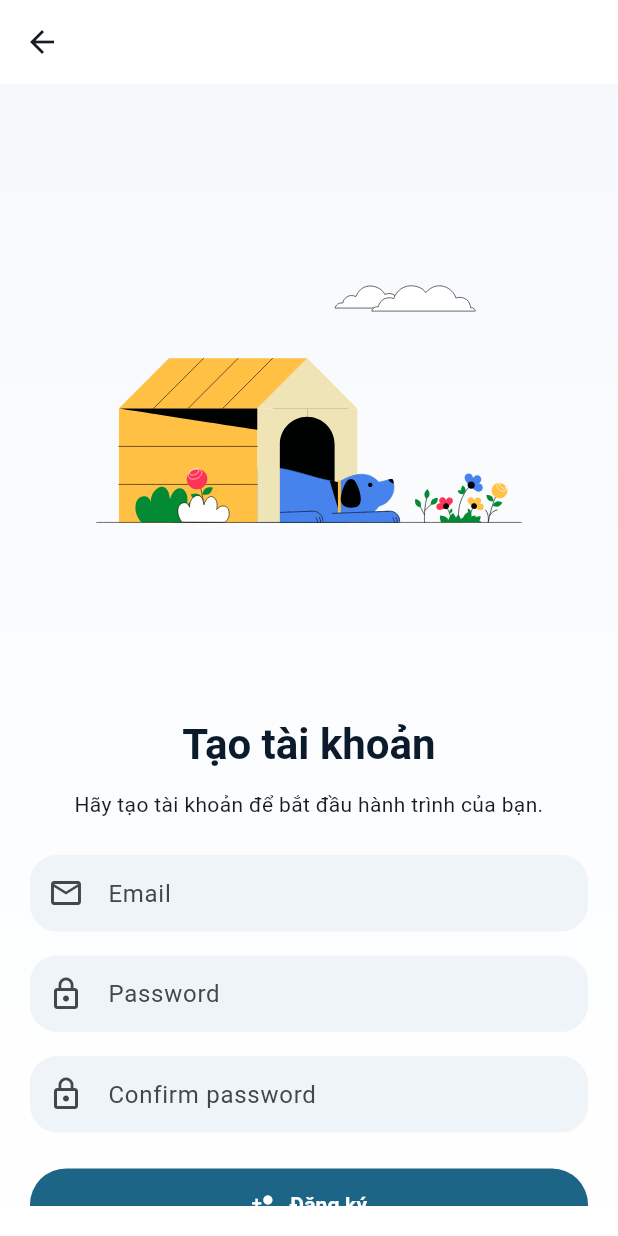
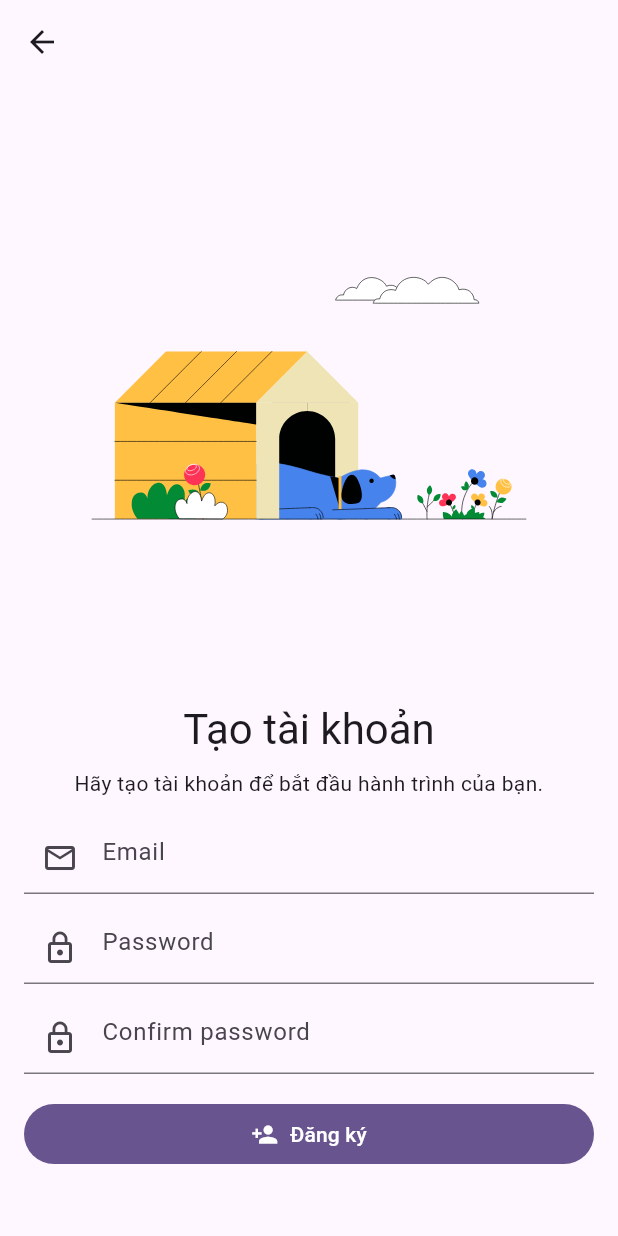
Before and after one commit to Vohoangtuanhdhtdm/app_mental_health_care, a Flutter app: the screen it shows after launch, after a tap on "Bắt Đầu", on a phone screen of 412 x 824 dp. Run offline on Flutter 3.47's test engine with Material 3 defaults, Android fonts, the phone set to English and light mode, and no system bars; our stand-ins replace cloud_firestore, firebase_auth, firebase_core, lottie; accounts and stored records are empty.

Commit message:
remove theme unused

```diff
--- a/lib/app/app.dart
+++ b/lib/app/app.dart
@@ -1,9 +1,4 @@
-import 'package:app_mental_health_care/core/theme/app_theme.dart';
 import 'package:app_mental_health_care/features/auth_page/auth_layout.dart';
-import 'package:app_mental_health_care/features/auth_page/login_page.dart';
-import 'package:app_mental_health_care/features/auth_page/register_page.dart';
-import 'package:app_mental_health_care/features/home/onboarding_page.dart';
-import 'package:app_mental_health_care/features/home/welcome_page.dart';
 import 'package:flutter/material.dart';
 
 class MentalApp extends StatelessWidget {
@@ -14,9 +9,9 @@ class MentalApp extends StatelessWidget {
     return MaterialApp(
       title: 'Mental Health',
       debugShowCheckedModeBanner: false,
-      theme: AppTheme.light(),
-      darkTheme: AppTheme.dark(),
-      themeMode: ThemeMode.system,
+      theme: ThemeData(
+        colorScheme: ColorScheme.fromSeed(seedColor: Colors.deepPurple),
+      ),
       home: AuthLayout(),
     );
   }
--- a/lib/core/theme/app_colors.dart
+++ /dev/null
@@ -1,25 +0,0 @@
-import 'package:flutter/material.dart';
-
-class AppColors {
-  /// Seed chính (light sky blue, calm)
-  static const seed = Color(0xFF8ECDF3);
-
-  // Accent/brand thường dùng nhanh
-  static const brand = Color(0xFF78C4F0);
-  static const navy = Color(0xFF0B1B2B);
-
-  // Light surfaces
-  static const background = Color(0xFFF6F9FC);
-  static const surface = Colors.white;
-  static const surfaceVariant = Color(0xFFEFF4F9);
-
-  // Dark surfaces
-  static const darkBackground = Color(0xFF0E1824);
-  static const darkSurface = Color(0xFF111D2A);
-  static const darkSurfaceVariant = Color(0xFF142233);
-
-  // Feedback
-  static const success = Color(0xFF4FC99A);
-  static const warning = Color(0xFFF6C36B);
-  static const error = Color(0xFFEF6B6B);
-}
--- a/lib/core/theme/app_radius.dart
+++ /dev/null
@@ -1,9 +0,0 @@
-import 'package:flutter/material.dart';
-
-class Radii {
-  static const sm = Radius.circular(10);
-  static const md = Radius.circular(16);
-  static const lg = Radius.circular(20);
-  static const xl = Radius.circular(28);
-  static const pill = Radius.circular(100);
-}
--- a/lib/core/theme/app_spacing.dart
+++ /dev/null
@@ -1,19 +0,0 @@
-class Gaps {
-  static const xxs = 4.0;
-  static const xs = 8.0;
-  static const sm = 12.0;
-  static const md = 16.0;
-  static const lg = 24.0;
-  static const xl = 32.0;
-  static const xxl = 48.0;
-}
-
-class Insets {
-  static const screen = 20.0;
-}
-
-class DurationsApp {
-  static const fast = Duration(milliseconds: 150);
-  static const med = Duration(milliseconds: 250);
-  static const slow = Duration(milliseconds: 400);
-}
--- a/lib/core/theme/app_theme.dart
+++ /dev/null
@@ -1,125 +0,0 @@
-import 'package:flutter/material.dart';
-import 'app_colors.dart';
-import 'app_typography.dart';
-
-class AppTheme {
-  static ThemeData light() {
-    final scheme = ColorScheme.fromSeed(
-      seedColor: AppColors.seed,
-      brightness: Brightness.light,
-      surface: AppColors.surface,
-    );
-
-    return ThemeData(
-      useMaterial3: true,
-      colorScheme: scheme,
-      textTheme: AppTypography.light,
-      scaffoldBackgroundColor: AppColors.background,
-
-      filledButtonTheme: FilledButtonThemeData(
-        style: ButtonStyle(
-          shape: WidgetStatePropertyAll(
-            RoundedRectangleBorder(borderRadius: BorderRadius.circular(24)),
-          ),
-          padding: const WidgetStatePropertyAll(
-            EdgeInsets.symmetric(horizontal: 18, vertical: 14),
-          ),
-        ),
-      ),
-      outlinedButtonTheme: OutlinedButtonThemeData(
-        style: ButtonStyle(
-          shape: WidgetStatePropertyAll(
-            RoundedRectangleBorder(borderRadius: BorderRadius.circular(24)),
-          ),
-          side: WidgetStatePropertyAll(
-            BorderSide(color: scheme.primary, width: 1.2),
-          ),
-          padding: const WidgetStatePropertyAll(
-            EdgeInsets.symmetric(horizontal: 18, vertical: 14),
-          ),
-        ),
-      ),
-
-      inputDecorationTheme: InputDecorationTheme(
-        filled: true,
-        fillColor: AppColors.surfaceVariant,
-        border: OutlineInputBorder(
-          borderRadius: BorderRadius.circular(18),
-          borderSide: BorderSide.none,
-        ),
-        contentPadding: const EdgeInsets.symmetric(
-          horizontal: 16,
-          vertical: 14,
-        ),
-      ),
-
-      cardTheme: CardThemeData(
-        color: AppColors.surface,
-        elevation: 0,
-        margin: EdgeInsets.zero,
-        shape: RoundedRectangleBorder(borderRadius: BorderRadius.circular(24)),
-      ),
-
-      appBarTheme: const AppBarTheme(centerTitle: true, elevation: 0),
-      dividerTheme: const DividerThemeData(space: 0, thickness: 1),
-    );
-  }
-
-  static ThemeData dark() {
-    final scheme = ColorScheme.fromSeed(
-      seedColor: AppColors.seed,
-      brightness: Brightness.dark,
-      surface: AppColors.darkSurface,
-    );
-
-    return ThemeData(
-      useMaterial3: true,
-      colorScheme: scheme,
-      textTheme: AppTypography.dark,
-      scaffoldBackgroundColor: AppColors.darkBackground,
-
-      filledButtonTheme: FilledButtonThemeData(
-        style: ButtonStyle(
-          shape: WidgetStatePropertyAll(
-            RoundedRectangleBorder(borderRadius: BorderRadius.circular(24)),
-          ),
-          padding: const WidgetStatePropertyAll(
-            EdgeInsets.symmetric(horizontal: 18, vertical: 14),
-          ),
-        ),
-      ),
-      outlinedButtonTheme: OutlinedButtonThemeData(
-        style: ButtonStyle(
-          shape: WidgetStatePropertyAll(
-            RoundedRectangleBorder(borderRadius: BorderRadius.circular(24)),
-          ),
-          side: WidgetStatePropertyAll(
-            BorderSide(color: scheme.primary, width: 1.2),
-          ),
-          padding: const WidgetStatePropertyAll(
-            EdgeInsets.symmetric(horizontal: 18, vertical: 14),
-          ),
-        ),
-      ),
-
-      inputDecorationTheme: InputDecorationTheme(
-        filled: true,
-        fillColor: AppColors.darkSurfaceVariant,
-        border: OutlineInputBorder(
-          borderRadius: BorderRadius.circular(18),
-          borderSide: BorderSide.none,
-        ),
-        contentPadding: const EdgeInsets.symmetric(
-          horizontal: 16,
-          vertical: 14,
-        ),
-      ),
-
-      cardTheme: CardThemeData(
-        color: AppColors.darkSurface,
-        elevation: 0,
-        shape: RoundedRectangleBorder(borderRadius: BorderRadius.circular(24)),
-      ),
-    );
-  }
-}
--- a/lib/core/theme/app_typography.dart
+++ /dev/null
@@ -1,51 +0,0 @@
-import 'package:flutter/material.dart';
-import 'app_colors.dart';
-
-class AppTypography {
-  static const _fallback = ['SF Pro Display', 'SF Pro Text', 'Roboto'];
-
-  static TextTheme light = TextTheme(
-    displayLarge: TextStyle(
-      fontFamilyFallback: _fallback,
-      fontWeight: FontWeight.w700,
-      fontSize: 48,
-      height: 1.15,
-      letterSpacing: -0.5,
-      color: AppColors.navy,
-    ),
-    headlineMedium: TextStyle(
-      fontFamilyFallback: _fallback,
-      fontWeight: FontWeight.w700,
-      fontSize: 28,
-      height: 1.2,
-      color: AppColors.navy,
-    ),
-    titleLarge: TextStyle(
-      fontFamilyFallback: _fallback,
-      fontWeight: FontWeight.w600,
-      fontSize: 20,
-      height: 1.3,
-    ),
-    bodyLarge: TextStyle(
-      fontFamilyFallback: _fallback,
-      fontSize: 16,
-      height: 1.45,
-    ),
-    bodyMedium: TextStyle(
-      fontFamilyFallback: _fallback,
-      fontSize: 14,
-      height: 1.45,
-    ),
-    labelLarge: TextStyle(
-      fontFamilyFallback: _fallback,
-      fontWeight: FontWeight.w600,
-      fontSize: 14,
-      letterSpacing: 0.1,
-    ),
-  );
-
-  static TextTheme dark = light.apply(
-    bodyColor: const Color(0xFFE8F1F8),
-    displayColor: const Color(0xFFE8F1F8),
-  );
-}
--- a/lib/core/widgets/app_scaffold.dart
+++ /dev/null
@@ -1,28 +0,0 @@
-import 'package:flutter/material.dart';
-import '../theme/app_colors.dart';
-
-class AppScaffold extends StatelessWidget {
-  const AppScaffold({super.key, required this.body, this.appBar, this.fab});
-
-  final PreferredSizeWidget? appBar;
-  final Widget body;
-  final Widget? fab;
-
-  @override
-  Widget build(BuildContext context) {
-    return Scaffold(
-      appBar: appBar,
-      floatingActionButton: fab,
-      body: Container(
-        decoration: const BoxDecoration(
-          gradient: LinearGradient(
-            begin: Alignment.topCenter,
-            end: Alignment.bottomCenter,
-            colors: [AppColors.background, Colors.white],
-          ),
-        ),
-        child: body,
-      ),
-    );
-  }
-}
--- a/lib/features/auth_page/auth_layout.dart
+++ b/lib/features/auth_page/auth_layout.dart
@@ -1,5 +1,4 @@
-import 'package:app_mental_health_care/core/auth/auth_service.dart';
-import 'package:app_mental_health_care/core/widgets/app_scaffold.dart';
+import 'package:app_mental_health_care/services/auth/auth_service.dart';
 import 'package:app_mental_health_care/features/home/home_page.dart';
 import 'package:app_mental_health_care/features/home/welcome_page.dart';
 import 'package:flutter/material.dart';
@@ -18,9 +17,7 @@ class AuthLayout extends StatelessWidget {
           builder: (context, snapshot) {
             Widget page;
             if (snapshot.connectionState == ConnectionState.waiting) {
-              page = AppScaffold(
-                body: Center(child: CircularProgressIndicator()),
-              );
+              page = Scaffold(body: Center(child: CircularProgressIndicator()));
             } else if (snapshot.hasData) {
               page = const HomePage();
             } else {
--- a/lib/features/auth_page/authen_page.dart
+++ b/lib/features/auth_page/authen_page.dart
@@ -1,9 +1,7 @@
 import 'package:flutter/material.dart';
 import 'package:lottie/lottie.dart';
-import 'package:app_mental_health_care/core/widgets/app_scaffold.dart';
 import 'package:app_mental_health_care/core/widgets/app_button.dart';
 import 'package:app_mental_health_care/core/widgets/app_text_field.dart';
-import 'package:app_mental_health_care/core/theme/app_spacing.dart';
 
 enum AuthMode { login, register, reset, changePassword }
 
@@ -89,27 +87,27 @@ class _AuthenPageState extends State<AuthenPage> {
     final text = Theme.of(context).textTheme;
     final isRegister = widget.mode == AuthMode.register;
     final isReset = widget.mode == AuthMode.reset;
-    return AppScaffold(
+    return Scaffold(
       appBar: AppBar(),
       body: Padding(
-        padding: const EdgeInsets.all(Insets.screen),
+        padding: const EdgeInsets.all(16.0),
         child: ListView(
           children: [
             Center(child: Lottie.asset(widget.lottieAsset, height: 380)),
-            const SizedBox(height: Gaps.lg),
+            const SizedBox(height: 16.0),
 
             Text(
               widget.headline,
               style: text.headlineMedium,
               textAlign: TextAlign.center,
             ),
-            const SizedBox(height: Gaps.sm),
+            const SizedBox(height: 8.0),
             Text(
               widget.subtitle,
               style: text.bodyMedium,
               textAlign: TextAlign.center,
             ),
-            const SizedBox(height: Gaps.lg),
+            const SizedBox(height: 16.0),
 
             AppTextField(
               controller: controllerEmail,
@@ -117,7 +115,7 @@ class _AuthenPageState extends State<AuthenPage> {
               prefix: const Icon(Icons.email_outlined),
               keyboardType: TextInputType.emailAddress,
             ),
-            const SizedBox(height: Gaps.md),
+            const SizedBox(height: 12.0),
             if (!isReset) ...[
               AppTextField(
                 controller: controllerPw,
@@ -125,7 +123,7 @@ class _AuthenPageState extends State<AuthenPage> {
                 prefix: const Icon(Icons.lock_outline),
                 obscureText: true,
               ),
-              const SizedBox(height: Gaps.md),
+              const SizedBox(height: 12.0),
             ],
             if (isRegister) ...[
               AppTextField(
@@ -134,9 +132,9 @@ class _AuthenPageState extends State<AuthenPage> {
                 prefix: const Icon(Icons.lock_outline),
                 obscureText: true,
               ),
-              const SizedBox(height: Gaps.lg),
+              const SizedBox(height: 16.0),
             ] else
-              const SizedBox(height: Gaps.lg),
+              const SizedBox(height: 16.0),
 
             AppButton(
               widget.buttonText,
@@ -144,7 +142,7 @@ class _AuthenPageState extends State<AuthenPage> {
               onPressed: _onPressed,
             ),
 
-            const SizedBox(height: Gaps.xl),
+            const SizedBox(height: 22.0),
           ],
         ),
       ),
--- a/lib/features/auth_page/login_page.dart
+++ b/lib/features/auth_page/login_page.dart
@@ -1,4 +1,4 @@
-import 'package:app_mental_health_care/core/auth/auth_service.dart';
+import 'package:app_mental_health_care/services/auth/auth_service.dart';
 import 'package:app_mental_health_care/features/auth_page/authen_page.dart';
 import 'package:firebase_auth/firebase_auth.dart';
 import 'package:flutter/material.dart';
--- a/lib/features/auth_page/register_page.dart
+++ b/lib/features/auth_page/register_page.dart
@@ -1,5 +1,6 @@
-import 'package:app_mental_health_care/core/auth/auth_service.dart';
+import 'package:app_mental_health_care/services/auth/auth_service.dart';
 import 'package:app_mental_health_care/features/auth_page/authen_page.dart';
+import 'package:app_mental_health_care/services/database/db_services.dart';
 import 'package:firebase_auth/firebase_auth.dart';
 import 'package:flutter/material.dart';
 
@@ -11,6 +12,8 @@ class RegisterPage extends StatefulWidget {
 }
 
 class _RegisterPageState extends State<RegisterPage> {
+  // Khởi tạo service bạn vừa viết
+  final DatabaseServices _dbService = DatabaseServices();
   void handleRegister(String email, String? password, String? confirm) async {
     if (confirm == null || confirm.isEmpty || confirm != password) {
       if (!mounted) return;
@@ -20,13 +23,26 @@ class _RegisterPageState extends State<RegisterPage> {
       return;
     }
     try {
-      await authService.value.createAccount(email: email, password: password!);
+      UserCredential userCredential = await authService.value.createAccount(
+        email: email,
+        password: password!,
+      );
       // luôn check sau await
       if (!mounted) return;
       ScaffoldMessenger.of(
         context,
       ).showSnackBar(const SnackBar(content: Text('Đăng ký thành công')));
-      Navigator.of(context).pop();
+
+      //  Firestore
+      await _dbService.saveUserInfoToFirestore(
+        userCredential.user!,
+        'New User',
+        0,
+      );
+
+      if (!mounted) return;
+
+      Navigator.pop(context);
     } on FirebaseAuthException catch (e) {
       if (!mounted) return;
       ScaffoldMessenger.of(
--- a/lib/features/auth_page/reset_password_page.dart
+++ b/lib/features/auth_page/reset_password_page.dart
@@ -1,4 +1,4 @@
-import 'package:app_mental_health_care/core/auth/auth_service.dart';
+import 'package:app_mental_health_care/services/auth/auth_service.dart';
 import 'package:app_mental_health_care/features/auth_page/authen_page.dart';
 import 'package:firebase_auth/firebase_auth.dart';
 import 'package:flutter/material.dart';
--- a/lib/features/home/home_page.dart
+++ b/lib/features/home/home_page.dart
@@ -1,11 +1,9 @@
-import 'package:app_mental_health_care/core/auth/auth_service.dart';
-import 'package:app_mental_health_care/core/widgets/app_scaffold.dart';
+import 'package:app_mental_health_care/services/auth/auth_service.dart';
 import 'package:firebase_auth/firebase_auth.dart';
 import 'package:flutter/material.dart';
 import '../../core/widgets/app_button.dart';
 import '../../core/widgets/app_card.dart';
 import '../../core/widgets/app_text_field.dart';
-import '../../core/theme/app_spacing.dart';
 
 class HomePage extends StatelessWidget {
   const HomePage({super.key});
@@ -22,26 +20,26 @@ class HomePage extends StatelessWidget {
       }
     }
 
-    return AppScaffold(
+    return Scaffold(
       appBar: AppBar(title: const Text('How can I help you today?')),
       body: ListView(
-        padding: const EdgeInsets.all(Insets.screen),
+        padding: const EdgeInsets.all(18.0),
         children: [
           const AppTextField(
             hintText: 'Search sessions, practices...',
             prefix: Icon(Icons.search),
           ),
-          const SizedBox(height: Gaps.lg),
+          const SizedBox(height: 16.0),
 
           Text('Daily Practice', style: text.titleLarge),
-          const SizedBox(height: Gaps.md),
+          const SizedBox(height: 12.0),
 
           AppCard(
             padding: const EdgeInsets.all(20),
             child: Row(
               children: [
                 const Icon(Icons.self_improvement, size: 36),
-                const SizedBox(width: Gaps.md),
+                const SizedBox(width: 12.0),
                 Expanded(
                   child: Column(
                     crossAxisAlignment: CrossAxisAlignment.start,
@@ -55,18 +53,18 @@ class HomePage extends StatelessWidget {
                     ],
                   ),
                 ),
-                const SizedBox(width: Gaps.md),
+                const SizedBox(width: 12.0),
                 const Icon(Icons.play_circle_fill, size: 32),
               ],
             ),
           ),
 
-          const SizedBox(height: Gaps.xl),
+          const SizedBox(height: 22.0),
           Text(
             'Hello! ${authService.value.currentUser?.email ?? "Flutter App"}',
             style: text.titleLarge,
           ),
-          const SizedBox(height: Gaps.md),
+          const SizedBox(height: 12.0),
           TextButton(
             onPressed: () {
               logout();
@@ -74,9 +72,9 @@ class HomePage extends StatelessWidget {
             child: Text("Đăng Xuất"),
           ),
           const AppButton('Bắt đầu', icon: Icon(Icons.play_arrow)),
-          const SizedBox(height: Gaps.md),
+          const SizedBox(height: 12.0),
           const AppButton('Focus Mode', type: AppButtonType.tonal),
-          const SizedBox(height: Gaps.md),
+          const SizedBox(height: 12.0),
           const AppButton(
             'More Options',
             type: AppButtonType.outline,
--- a/lib/features/home/onboarding_page.dart
+++ b/lib/features/home/onboarding_page.dart
@@ -1,9 +1,6 @@
 import 'package:flutter/material.dart';
 import 'package:lottie/lottie.dart';
-
-import 'package:app_mental_health_care/core/widgets/app_scaffold.dart';
 import 'package:app_mental_health_care/core/widgets/app_button.dart';
-import 'package:app_mental_health_care/core/theme/app_spacing.dart';
 
 class OnboardingPage extends StatelessWidget {
   const OnboardingPage({super.key});
@@ -12,28 +9,28 @@ class OnboardingPage extends StatelessWidget {
   Widget build(BuildContext context) {
     final text = Theme.of(context).textTheme;
 
-    return AppScaffold(
+    return Scaffold(
       body: Center(
         child: SingleChildScrollView(
-          padding: const EdgeInsets.all(Insets.screen),
+          padding: const EdgeInsets.all(18.0),
           child: Column(
             mainAxisAlignment: MainAxisAlignment.center,
             children: [
               Lottie.asset('assets/lotties/home.json', height: 280.0),
-              const SizedBox(height: Gaps.lg),
+              const SizedBox(height: 16.0),
               Text(
                 "Khám phá ứng dụng",
                 style: text.headlineMedium,
                 textAlign: TextAlign.center,
               ),
-              const SizedBox(height: Gaps.sm),
+              const SizedBox(height: 8.0),
 
               Text(
                 "Giới thiệu ngắn gọn về sản phẩm hoặc dịch vụ của bạn.",
                 style: text.bodyMedium,
                 textAlign: TextAlign.center,
               ),
-              const SizedBox(height: Gaps.xl),
+              const SizedBox(height: 22.0),
 
               AppButton(
                 "Tiếp theo",
@@ -41,7 +38,7 @@ class OnboardingPage extends StatelessWidget {
                 onPressed: () {},
               ),
 
-              const SizedBox(height: Gaps.xl),
+              const SizedBox(height: 22.0),
             ],
           ),
         ),
--- a/lib/features/home/welcome_page.dart
+++ b/lib/features/home/welcome_page.dart
@@ -4,9 +4,7 @@ import 'package:app_mental_health_care/features/auth_page/reset_password_page.da
 import 'package:flutter/material.dart';
 import 'package:lottie/lottie.dart';
 
-import 'package:app_mental_health_care/core/widgets/app_scaffold.dart';
 import 'package:app_mental_health_care/core/widgets/app_button.dart';
-import 'package:app_mental_health_care/core/theme/app_spacing.dart';
 
 class WelcomePage extends StatelessWidget {
   const WelcomePage({super.key});
@@ -15,24 +13,24 @@ class WelcomePage extends StatelessWidget {
   Widget build(BuildContext context) {
     final text = Theme.of(context).textTheme;
 
-    return AppScaffold(
+    return Scaffold(
       body: Center(
         child: SingleChildScrollView(
-          padding: const EdgeInsets.all(Insets.screen),
+          padding: const EdgeInsets.all(18.0),
           child: Column(
             mainAxisAlignment: MainAxisAlignment.center,
             children: [
-              Lottie.asset('assets/lotties/welcome.json', height: 300),
-              const SizedBox(height: Gaps.lg),
+              Lottie.asset('assets/lotties/home.json', height: 300),
+              const SizedBox(height: 16.0),
 
-              Text('Xin Chào 👋', style: text.headlineMedium),
-              const SizedBox(height: Gaps.sm),
+              Text('Xin Chào !', style: text.headlineMedium),
+              const SizedBox(height: 8.0),
 
               Text(
                 "Hãy bắt đầu khắp phá ứng dụng này.",
                 style: text.bodyMedium,
               ),
-              const SizedBox(height: Gaps.xl),
+              const SizedBox(height: 22.0),
 
               AppButton(
                 'Login',
@@ -48,7 +46,7 @@ class WelcomePage extends StatelessWidget {
                   );
                 },
               ),
-              const SizedBox(height: Gaps.md),
+              const SizedBox(height: 12.0),
 
               AppButton(
                 onPressed: () {
--- /dev/null
+++ b/lib/services/database/db_services.dart
@@ -0,0 +1,25 @@
+import 'package:cloud_firestore/cloud_firestore.dart';
+import 'package:firebase_auth/firebase_auth.dart';
+
+class DatabaseServices {
+  final FirebaseFirestore _db = FirebaseFirestore.instance;
+  Future<void> saveUserInfoToFirestore(
+    User user,
+    String fullName,
+    int age,
+  ) async {
+    try {
+      await _db.collection('users').doc(user.uid).set({
+        'uid': user.uid,
+        'email': user.email,
+        'fullName': fullName,
+        'age': age,
+        'role': 'student',
+        'createdAt': DateTime.now(),
+      });
+      print('Thông tin người dùng đã được lưu thành công.');
+    } catch (e) {
+      print('Xảy ra lỗi trong quá trình lưu: $e');
+    }
+  }
+}
--- a/pubspec.yaml
+++ b/pubspec.yaml
@@ -39,6 +39,7 @@ dependencies:
   http: ^1.5.0
   firebase_core: ^4.2.1
   firebase_auth: ^6.1.2
+  cloud_firestore: ^6.1.0
 
 dev_dependencies:
   flutter_test:
```
Also changed, not shown: lib/core/theme/theme_ext.dart (deleted), lib/services/auth/auth_service.dart (renamed from lib/core/auth/auth_service.dart), pubspec.lock.
